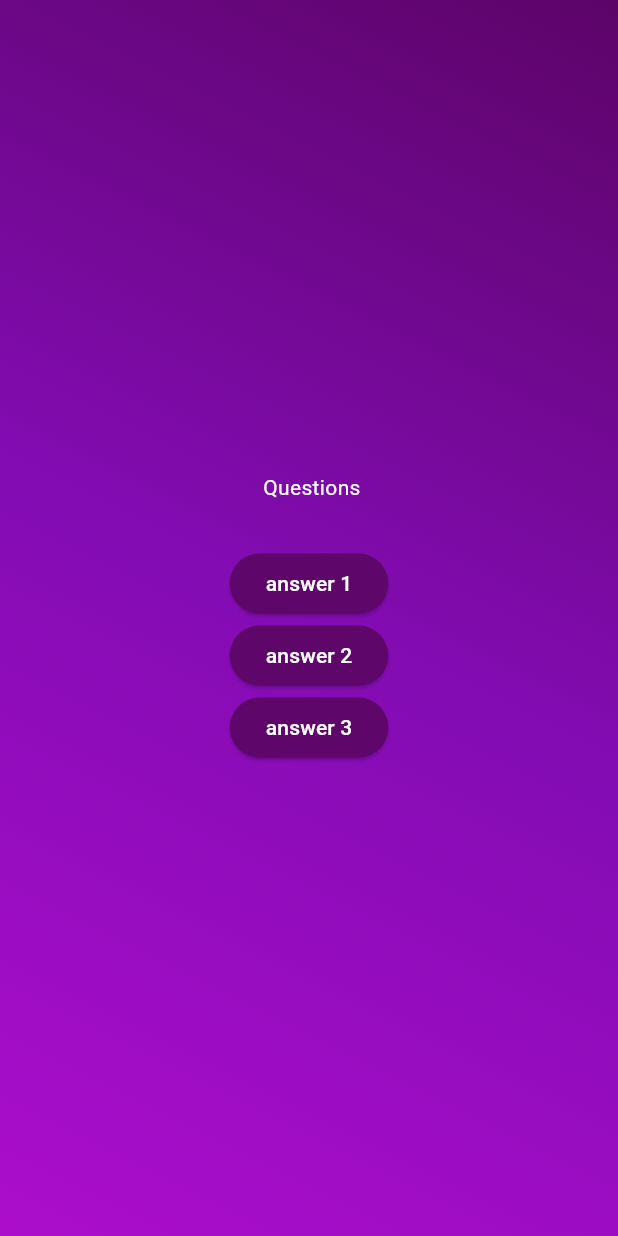
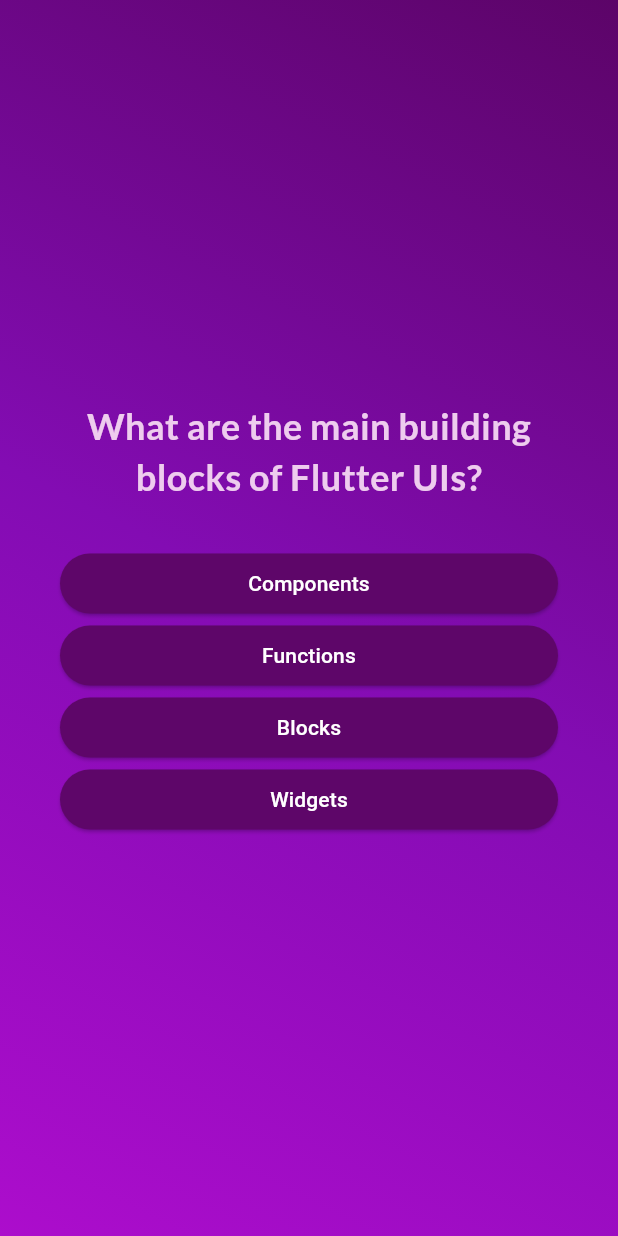
Before and after one commit to ahsanaliii/Flutter-UI, a Flutter app: the screen it shows after launch, after a tap on "Start Quiz", on a phone screen of 412 x 824 dp. Run offline on Flutter 3.47's test engine with Material 3 defaults, Android fonts, the phone set to English and light mode, and no system bars; our stand-ins replace google_fonts.

Commit message:
done today

```diff
--- a/quiz_app/lib/models/answer_button.dart
+++ b/quiz_app/lib/models/answer_button.dart
@@ -9,10 +9,11 @@
   Widget build(BuildContext context) {
     return ElevatedButton(
       style: ElevatedButton.styleFrom(
+          padding: const EdgeInsets.symmetric(horizontal: 40, vertical: 10),
           backgroundColor: const Color.fromARGB(255, 94, 6, 105),
           foregroundColor: Colors.white),
       onPressed: onTap,
-      child: Text(answerText),
+      child: Text(answerText, textAlign: TextAlign.center),
     );
   }
 }
--- a/quiz_app/lib/models/quiz_questions.dart
+++ b/quiz_app/lib/models/quiz_questions.dart
@@ -2,4 +2,12 @@
   const QuizQuestions(this.text, this.answers);
   final String text;
   final List<String> answers;
+
+// making a copy of answers list to apply shuffled method so that it cannot effect he original list.
+
+  List<String> getShuffledAnswers() {
+    final shuffledList = List.of(answers);
+    shuffledList.shuffle();
+    return shuffledList;
+  }
 }
--- a/quiz_app/lib/screens/home_screen.dart
+++ b/quiz_app/lib/screens/home_screen.dart
@@ -1,4 +1,5 @@
 import 'package:flutter/material.dart';
+import 'package:google_fonts/google_fonts.dart';
 
 class HomePage extends StatelessWidget {
   const HomePage(this.startQuiz, {super.key});
@@ -17,9 +18,9 @@
           const SizedBox(
             height: 40,
           ),
-          const Text(
+          Text(
             "Learn Flutter The Fun Way!",
-            style: TextStyle(fontSize: 20, color: Colors.white),
+            style: GoogleFonts.lato(fontSize: 20, color: Colors.white),
           ),
           const SizedBox(
             height: 20,
--- a/quiz_app/lib/screens/questions_screen.dart
+++ b/quiz_app/lib/screens/questions_screen.dart
@@ -1,10 +1,16 @@
 import 'package:flutter/material.dart';
+import 'package:quiz_app/data/questions.dart';
 import 'package:quiz_app/models/answer_button.dart';
+import 'package:google_fonts/google_fonts.dart';
 // import 'package:quiz_app/screens/home_screen.dart';
 // import 'package:quiz_app/screens/quiz.dart';
 
 class QuestionScreen extends StatefulWidget {
-  const QuestionScreen({super.key});
+  const QuestionScreen({
+    super.key,
+    required this.onSelectedAnswer,
+  });
+  final void Function(String answer) onSelectedAnswer;
   @override
   State<QuestionScreen> createState() {
     return _QuestionScreen();
@@ -12,27 +18,56 @@
 }
 
 class _QuestionScreen extends State<QuestionScreen> {
+  var currentQuestionIndex = 0;
+  void answerQuestion(String selectedAnswer) {
+    widget.onSelectedAnswer(selectedAnswer);
+    setState(() {
+      currentQuestionIndex++;
+    });
+  }
+
   @override
   Widget build(BuildContext context) {
+    final currentQuestion = questions[currentQuestionIndex];
     return Center(
+      child: Container(
+        margin: const EdgeInsets.all(40),
         child: Column(
           mainAxisSize: MainAxisSize.min,
+          crossAxisAlignment: CrossAxisAlignment.stretch,
           children: [
-          const Text(
-            " Questions",
-            style: TextStyle(color: Colors.white),
+            Text(
+              currentQuestion.text,
+              style: GoogleFonts.lato(
+                color: const Color.fromARGB(255, 238, 204, 238),
+                fontSize: 24,
+                fontWeight: FontWeight.bold,
+              ),
+              textAlign: TextAlign.center,
             ),
             const SizedBox(
               height: 30,
             ),
-          AnswerButton("answer 1", () {}),
-          AnswerButton("answer 2", () {}),
-          AnswerButton("answer 3", () {}),
+
+            // ...currentQuestion.answers.map(
+            //   (answer) {
+            //     return AnswerButton(answer, () {});
+            //   },
+
+            // Shuffled list Implenting....
+
+            ...currentQuestion.getShuffledAnswers().map(
+              (answer) {
+                return AnswerButton(answer, () {
+                  answerQuestion(answer);
+                });
+              },
+            )
+            // AnswerButton(currentQuestion.answers[0], () {}),
             // AnswerButton(),
-          // AnswerButton(),
-          // ElevatedButton(onPressed: () {}, child: const Text("Answer2")),
             // ElevatedButton(onPressed: () {}, child: const Text("Answer3")),
           ],
+        ),
       ),
     );
   }
--- a/quiz_app/lib/screens/quiz.dart
+++ b/quiz_app/lib/screens/quiz.dart
@@ -1,4 +1,5 @@
 import 'package:flutter/material.dart';
+import 'package:quiz_app/data/questions.dart';
 import 'package:quiz_app/screens/home_screen.dart';
 import 'package:quiz_app/screens/questions_screen.dart';
 
@@ -18,12 +19,25 @@
   //   activeScreen = HomePage(switchScreen);
   //   super.initState();
   // }
+
+  List<String> selectedAnswers = [];
   var activeScreen = "home-screen";
 
   void switchScreen() {
     setState(() {
       activeScreen = "question-screen";
     });
+  }
+
+  void chooseAnswer(String answer) {
+    selectedAnswers.add(answer);
+
+    if (selectedAnswers.length == questions.length) {
+      setState(() {
+        selectedAnswers = [];
+        activeScreen = "home-screen";
+      });
+    }
   }
 
   @override
@@ -33,7 +47,7 @@
     Widget screenWidget = HomePage(switchScreen);
 
     if (activeScreen == "question-screen") {
-      screenWidget =const QuestionScreen();
+      screenWidget = QuestionScreen(onSelectedAnswer: chooseAnswer);
     }
     return MaterialApp(
       home: Scaffold(
--- a/quiz_app/pubspec.yaml
+++ b/quiz_app/pubspec.yaml
@@ -34,6 +34,7 @@
   # The following adds the Cupertino Icons font to your application.
   # Use with the CupertinoIcons class for iOS style icons.
   cupertino_icons: ^1.0.8
+  google_fonts: ^6.2.1
 
 dev_dependencies:
   flutter_test:
```
Also changed, not shown: 1 other file. Lines whose indentation alone changed are shown as unchanged.
